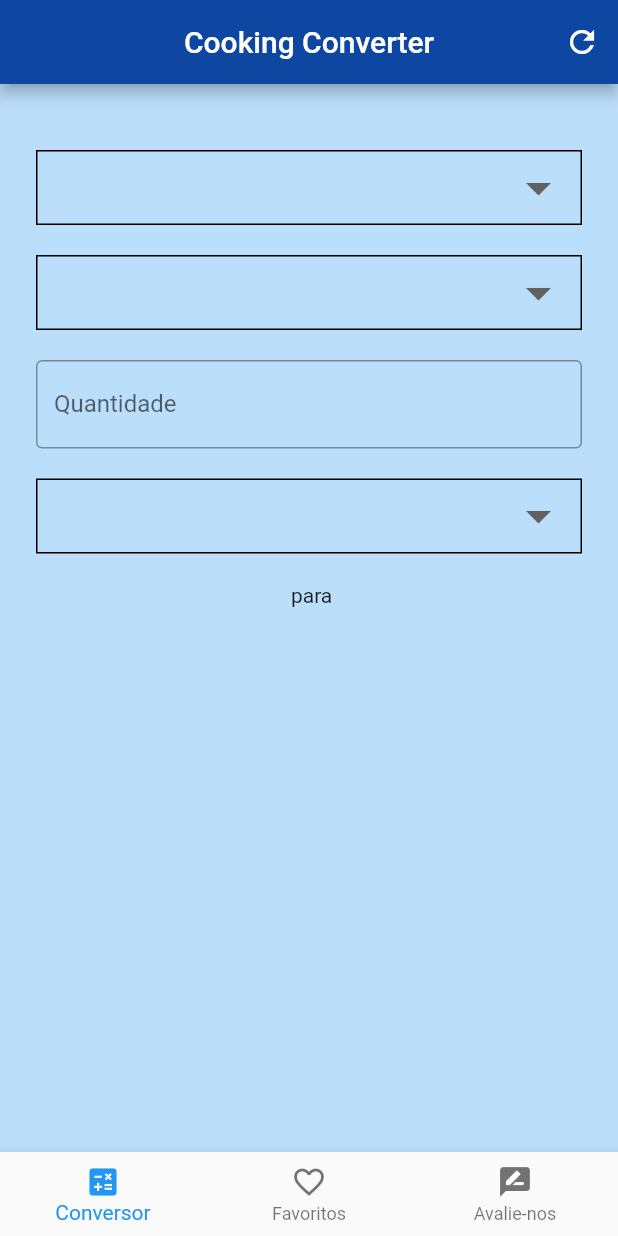
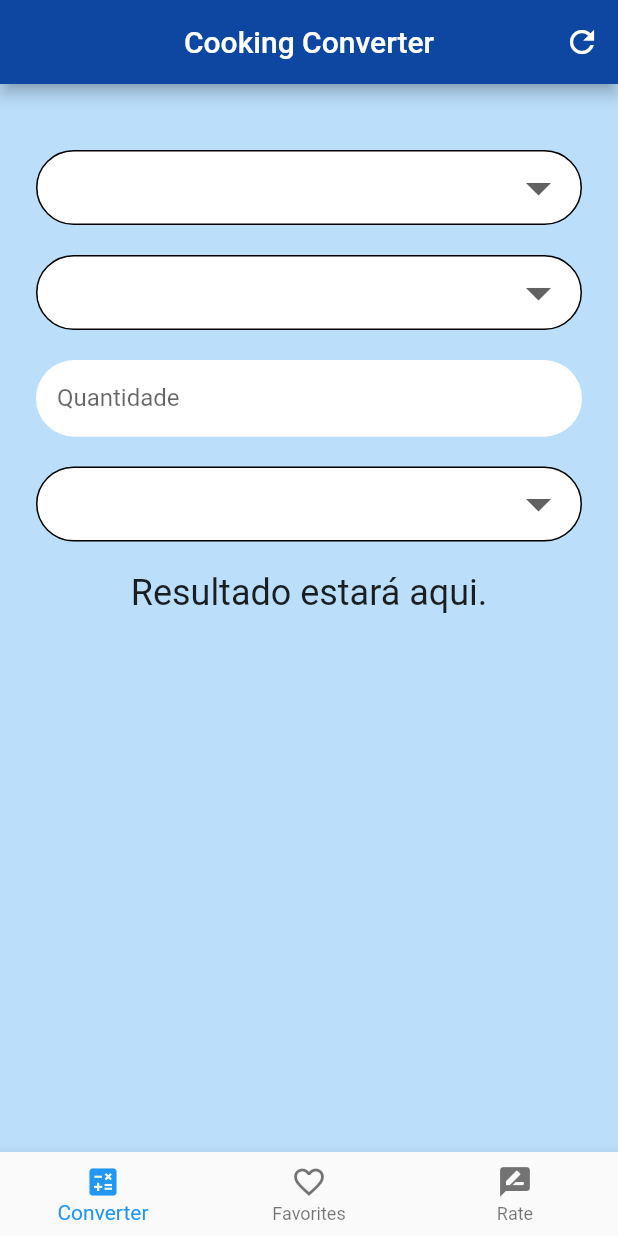
Before and after one commit to TeamMercuryDevelopment/Cooking_Converter, a Flutter app: the screen it shows after launch, on a phone screen of 412 x 824 dp. Run offline on Flutter 3.47's test engine with Material 2 defaults, Android fonts, the phone set to English and light mode, and no system bars; our stand-ins replace flutter_mobx, mobx; generated files the repository leaves out were written again.

Commit message:
✨ Redirect Routes, Inputs reworked, Theme reworked.

```diff
--- a/lib/controller/controller.dart
+++ b/lib/controller/controller.dart
@@ -17,9 +17,9 @@ abstract class _ControllerBase with Store {
 
   @observable
   ObservableList<Convert> listConvert = [
-    Convert(name: "Gramas",),
-    Convert(name: "Litros",),
-    Convert(name: "Mãe do Bastet",),
+    Convert(name: "Conversão 1",),
+    Convert(name: "Conversão 2",),
+    Convert(name: "Conversão 3",),
   ].asObservable();
 
   @observable
--- a/lib/main.dart
+++ b/lib/main.dart
@@ -1,4 +1,3 @@
-// import 'package:cooking_converter/screens/favorites.dart';
 import 'package:cooking_converter/screens/form.dart';
 import 'package:flutter/material.dart';
 
@@ -10,7 +9,7 @@ class CookingConverterApp extends StatelessWidget {
   Widget build(BuildContext context) {
     return MaterialApp(
       theme: ThemeData(
-        primaryColor: Colors.green[900],
+        primaryColor: Colors.blue[900],
         accentColor: Colors.blueAccent[700],
         buttonTheme: ButtonThemeData(
           buttonColor: Colors.blueAccent[700],
@@ -18,7 +17,6 @@ class CookingConverterApp extends StatelessWidget {
         ),
       ),
       home: ProductForm(),
-      // home: Favorites(),
     );
   }
 }
--- a/lib/screens/favorites.dart
+++ b/lib/screens/favorites.dart
@@ -1,4 +1,5 @@
 
+import 'package:cooking_converter/screens/form.dart';
 import 'package:flutter/material.dart';
 
 class Favorites extends StatefulWidget {
@@ -8,6 +9,8 @@ class Favorites extends StatefulWidget {
 
 class _FavoritesState extends State<Favorites> {
 
+  int _currentIndex = 1;
+
   List listItem = [
     "Item 1", "Item 2", "Item 3", "Item 4", "Item 5", "Item 6", "Item 7",
   ];
@@ -15,48 +18,56 @@ class _FavoritesState extends State<Favorites> {
   @override
   Widget build(BuildContext context) {
     return Scaffold(
+      backgroundColor: Colors.blue[100],
       appBar: AppBar(
         backgroundColor: Colors.blue[900],
         centerTitle: true,
         title: Text('Favoritos')
       ),
+      bottomNavigationBar: BottomNavigationBar(
+        currentIndex: _currentIndex,
+        type: BottomNavigationBarType.fixed,
+        items: [
+          BottomNavigationBarItem(
+            icon: Icon(Icons.calculate),
+            label: "Converter",
+          ),
+          BottomNavigationBarItem(
+            icon: Icon(Icons.favorite_border),
+            label: "Favorites",
+          ),
+          BottomNavigationBarItem(
+            icon: Icon(Icons.rate_review_rounded),
+            label: "Rate",
+          ),
+        ],
+        onTap: (index) {
+          setState(() {
+            _currentIndex = index;
+            if (_currentIndex == 0) {
+              Navigator.push(context, MaterialPageRoute(builder: (context) => ProductForm()));
+            }
+          });
+        },
+      ),
       body: ListView.builder(
         itemCount: listItem.length,
         itemBuilder: (context, index) {
           return Padding(
-            padding: const EdgeInsets.all(4.0),
+            padding: const EdgeInsets.fromLTRB(24.0, 12.0, 24.0, 0.0),
             child: Card(
               borderOnForeground: true,
               child: ListTile(
                 onTap: () {
                   print(listItem[index]);
                 },
-                leading: Icon(Icons.article_rounded),
+                leading: Icon(Icons.article_rounded, size: 32.0,),
                 title: Text(listItem[index]),
               ),
             ),
           );
         },
       ),
-      bottomNavigationBar: BottomNavigationBar(
-          items: [
-            BottomNavigationBarItem(
-              icon: Icon(Icons.calculate),
-              // ignore: deprecated_member_use
-              title: Text("Conversor"),
-            ),
-            BottomNavigationBarItem(
-              icon: Icon(Icons.favorite_border),
-              // ignore: deprecated_member_use
-              title: Text("Favoritos"),
-            ),
-            BottomNavigationBarItem(
-              icon: Icon(Icons.rate_review_rounded),
-              // ignore: deprecated_member_use
-              title: Text("Avalie-nos"),
-            ),
-          ],
-        ),
     );
   }
 }
--- a/lib/screens/form.dart
+++ b/lib/screens/form.dart
@@ -1,4 +1,5 @@
 import 'package:cooking_converter/controller/controller.dart';
+import 'package:cooking_converter/screens/favorites.dart';
 import 'package:flutter/material.dart';
 import 'package:flutter_mobx/flutter_mobx.dart';
 
@@ -8,6 +9,8 @@ class ProductForm extends StatefulWidget {
 }
 
 class _ProductFormState extends State<ProductForm> {
+  int _currentIndex = 0;
+
   String productValue;
   String convertFromValue;
   String convertToValue;
@@ -30,6 +33,33 @@ class _ProductFormState extends State<ProductForm> {
           )
         ],
       ),
+      bottomNavigationBar: BottomNavigationBar(
+        currentIndex: _currentIndex,
+        type: BottomNavigationBarType.fixed,
+        items: [
+          BottomNavigationBarItem(
+            icon: Icon(Icons.calculate),
+            label: "Converter",
+          ),
+          BottomNavigationBarItem(
+            icon: Icon(Icons.favorite_border),
+            label: "Favorites",
+          ),
+          BottomNavigationBarItem(
+            icon: Icon(Icons.rate_review_rounded),
+            label: "Rate",
+          ),
+        ],
+        onTap: (index) {
+          setState(() {
+            _currentIndex = index;
+            if (_currentIndex == 1) {
+              Navigator.push(context,
+                  MaterialPageRoute(builder: (context) => Favorites()));
+            }
+          });
+        },
+      ),
       body: SingleChildScrollView(
         child: Center(
           child: Padding(
@@ -41,7 +71,9 @@ class _ProductFormState extends State<ProductForm> {
                   return Container(
                       padding: EdgeInsets.only(left: 8.0, right: 8.0),
                       decoration: BoxDecoration(
+                        color: Colors.white,
                         border: Border.all(color: Colors.black),
+                        borderRadius: BorderRadius.circular(25.7),
                       ),
                       child: _selectBox(
                         label: productController.selectedItem,
@@ -55,7 +87,9 @@ class _ProductFormState extends State<ProductForm> {
                   return Container(
                       padding: EdgeInsets.only(left: 8.0, right: 8.0),
                       decoration: BoxDecoration(
+                        color: Colors.white,
                         border: Border.all(color: Colors.black),
+                        borderRadius: BorderRadius.circular(25.7),
                       ),
                       child: _selectBox(
                         label: convertFromController.selectedItem,
@@ -67,17 +101,32 @@ class _ProductFormState extends State<ProductForm> {
                 SizedBox(height: 20),
                 SizedBox(
                   child: TextField(
-                    decoration: InputDecoration(
+                      autofocus: false,
+                      decoration: InputDecoration(
+                        filled: true,
+                        fillColor: Colors.white,
                         border: OutlineInputBorder(),
-                        labelText: "Quantidade"),
-                  ),
+                        labelText: "Quantidade",
+                        contentPadding: const EdgeInsets.only(
+                            left: 14.0, bottom: 8.0, top: 8.0),
+                        focusedBorder: OutlineInputBorder(
+                          borderSide: BorderSide(color: Colors.white),
+                          borderRadius: BorderRadius.circular(25.7),
+                        ),
+                        enabledBorder: UnderlineInputBorder(
+                          borderSide: BorderSide(color: Colors.white),
+                          borderRadius: BorderRadius.circular(25.7),
+                        ),
+                      )),
                 ),
                 SizedBox(height: 20),
                 Observer(builder: (_) {
                   return Container(
                       padding: EdgeInsets.only(left: 8.0, right: 8.0),
                       decoration: BoxDecoration(
+                        color: Colors.white,
                         border: Border.all(color: Colors.black),
+                        borderRadius: BorderRadius.circular(25.7),
                       ),
                       child: _selectBox(
                         label: convertToController.selectedItem,
@@ -88,31 +137,31 @@ class _ProductFormState extends State<ProductForm> {
                 }),
                 SizedBox(height: 20),
                 Observer(builder: (_) {
-                  return Text('${productController.transaction}' + ' ${convertFromController.transaction} para' + ' ${convertToController.transaction}');
+                  if (productController.selectedItem != "") {
+                    return Container(
+                        child: Text(
+                      '${productController.transaction}' +
+                          ' ${convertFromController.transaction} para' +
+                          ' ${convertToController.transaction}',
+                      style: TextStyle(
+                        fontSize: 24.0,
+                      ),
+                      textAlign: TextAlign.center,
+                    ));
+                  } else {
+                    return Text(
+                      'Resultado estará aqui.',
+                      style: TextStyle(
+                        fontSize: 24.0,
+                      ),
+                      textAlign: TextAlign.center,
+                    );
+                  }
                 }),
               ],
             ),
           ),
         ),
-      ),
-      bottomNavigationBar: BottomNavigationBar(
-        items: [
-          BottomNavigationBarItem(
-            icon: Icon(Icons.calculate),
-            // ignore: deprecated_member_use
-            title: Text("Conversor"),
-          ),
-          BottomNavigationBarItem(
-            icon: Icon(Icons.favorite_border),
-            // ignore: deprecated_member_use
-            title: Text("Favoritos"),
-          ),
-          BottomNavigationBarItem(
-            icon: Icon(Icons.rate_review_rounded),
-            // ignore: deprecated_member_use
-            title: Text("Avalie-nos"),
-          ),
-        ],
       ),
     );
   }
```
